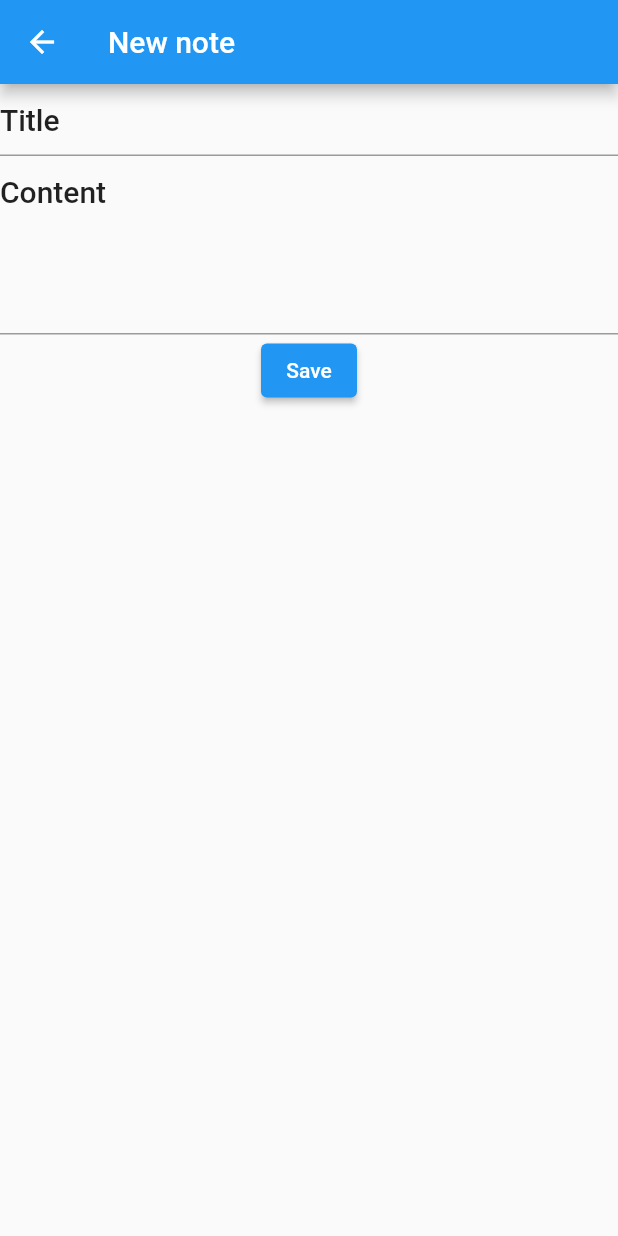
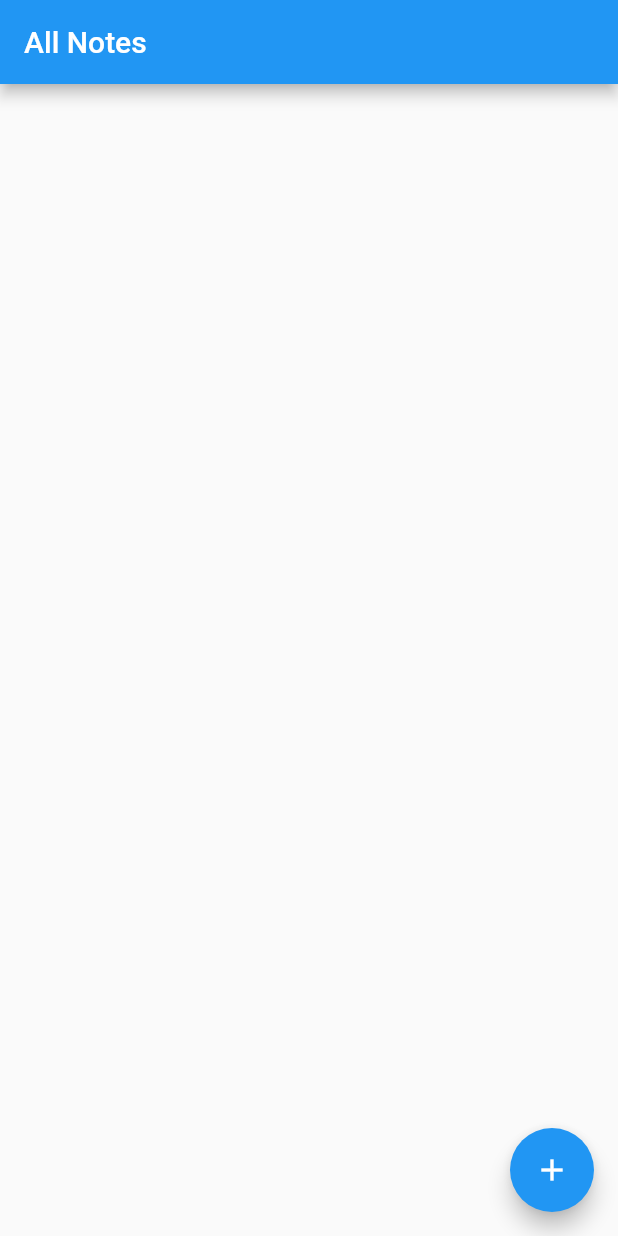
Before and after one commit to OmidNejadabbasi/flutter-notes-app-bloc, a Flutter app: the screen it shows after launch, on a phone screen of 412 x 824 dp. Run offline on Flutter 3.47's test engine with Material 2 defaults, Android fonts, the light colour scheme and no system bars; our stand-ins replace floor, sqflite; accounts and stored records are empty; generated files the repository leaves out were written again.

Commit message:
Show the list of notes on a new page

```diff
--- a/lib/bloc/create_note_bloc.dart
+++ b/lib/bloc/create_note_bloc.dart
@@ -2,7 +2,7 @@
 
 import 'dart:async';
 
-import 'package:tak_note/bloc/events/create_note.dart';
+import 'package:tak_note/bloc/events/note_event.dart';
 import 'package:tak_note/bloc/form_status.dart';
 import 'package:tak_note/models/note.dart';
 import 'package:tak_note/service/note_service.dart';
--- a/lib/bloc/events/create_note.dart
+++ b/lib/bloc/events/note_event.dart
@@ -18,3 +18,9 @@ class NoteContentChanged extends NoteEvent{
 
 class CreateNote extends NoteEvent {
 }
+
+class DeleteNote extends NoteEvent {
+  int noteId;
+
+  DeleteNote({required this.noteId});
+}
--- /dev/null
+++ b/lib/bloc/notes_list_bloc.dart
@@ -0,0 +1,42 @@
+import 'dart:async';
+
+import 'package:tak_note/bloc/events/note_event.dart';
+import 'package:tak_note/bloc/form_status.dart';
+import 'package:tak_note/models/note.dart';
+import 'package:tak_note/service/note_service.dart';
+
+class NotesListBloc {
+  NoteService noteService;
+
+  NotesListBloc({required this.noteService}) {
+    noteService.getAllNotesAsStream().listen((event) {
+      notesListStreamController.sink.add(event);
+    });
+
+    _noteEvent.stream.listen((event) {
+      if (event is DeleteNote) {
+        _handleDeleteEvent(event);
+      }
+    });
+  }
+
+  Future<void> _handleDeleteEvent(DeleteNote event) async {
+
+    noteService.deleteNote(event.noteId);
+    notesListStreamController.add(await noteService.getAllNotes());
+
+  }
+
+  final StreamController<List<Note>> notesListStreamController = StreamController();
+  Stream<List<Note>> get notesListStream => notesListStreamController.stream;
+
+  final StreamController<NoteEvent> _noteEvent = StreamController();
+
+  Sink<NoteEvent> get noteEventSink => _noteEvent.sink;
+
+  final StreamController<FormSubmissionStatus> _status = StreamController();
+
+  Stream<FormSubmissionStatus> get statusStream => _status.stream;
+
+
+}
--- a/lib/main.dart
+++ b/lib/main.dart
@@ -2,15 +2,20 @@ import 'package:flutter/material.dart';
 import 'package:tak_note/bloc/create_note_bloc.dart';
 import 'package:tak_note/db/database.dart';
 import 'package:tak_note/page/create_note_page.dart';
+import 'package:tak_note/page/notes_list_page.dart';
 import 'package:tak_note/routes.dart';
 import 'package:tak_note/service/note_service.dart';
+
+import 'bloc/notes_list_bloc.dart';
 
 Future<void> main() async {
   WidgetsFlutterBinding.ensureInitialized();
 
   final db = await $FloorAppDatabase.databaseBuilder('notedb.db').build();
   final noteService = NoteService(db);
-  final blocProvider = BlocProvider(createNoteBloc: CreateNoteBloc(noteService));
+  final blocProvider =
+      BlocProvider(createNoteBloc: CreateNoteBloc(noteService),
+      notesListBloc: NotesListBloc(noteService: noteService));
 
   runApp(AppContainer(blocProvider: blocProvider, child: TakeNoteApp()));
 }
@@ -21,13 +26,11 @@ class TakeNoteApp extends StatelessWidget {
   @override
   Widget build(BuildContext context) {
     return const MaterialApp(
-      home: CreateNotePage(),
-      initialRoute: '/create_note',
+      initialRoute: '/all_notes',
       onGenerateRoute: AppRouter.onGenerateRoute,
     );
   }
 }
-
 
 class AppContainer extends StatefulWidget {
   final Widget child;
@@ -74,6 +77,7 @@ class _InheritedAppState extends InheritedWidget {
 
 class BlocProvider {
   final CreateNoteBloc createNoteBloc;
+  final NotesListBloc notesListBloc;
 
-  BlocProvider({required this.createNoteBloc});
+  BlocProvider({required this.notesListBloc, required this.createNoteBloc});
 }
--- a/lib/page/create_note_page.dart
+++ b/lib/page/create_note_page.dart
@@ -1,6 +1,6 @@
 import 'package:flutter/cupertino.dart';
 import 'package:flutter/material.dart';
-import 'package:tak_note/bloc/events/create_note.dart';
+import 'package:tak_note/bloc/events/note_event.dart';
 import 'package:tak_note/main.dart';
 
 class CreateNotePage extends StatelessWidget {
--- /dev/null
+++ b/lib/page/notes_list_page.dart
@@ -0,0 +1,64 @@
+import 'package:flutter/material.dart';
+import 'package:tak_note/bloc/events/note_event.dart';
+import 'package:tak_note/bloc/notes_list_bloc.dart';
+import 'package:tak_note/main.dart';
+import 'package:tak_note/models/note.dart';
+
+class NotesListPage extends StatelessWidget {
+  NotesListPage({Key? key}) : super(key: key);
+
+  NotesListBloc? notesListBloc = null;
+  @override
+  Widget build(BuildContext context) {
+    notesListBloc = AppContainer.blocProviderOf(context).notesListBloc;
+    return Scaffold(
+      appBar: AppBar(
+        title: Text('All Notes'),
+      ),
+      body: Column(
+        children: [
+          Expanded(
+            child: StreamBuilder<List<Note>>(
+              stream: notesListBloc?.notesListStream,
+              initialData: const [],
+              builder: (context, snapshot) {
+                return ListView.builder(
+                  itemCount: snapshot.data?.length,
+                  itemBuilder: (BuildContext context, int index) {
+                    return buildNoteListItem(snapshot.data![index]);
+                  },
+                );
+              },
+            ),
+          ),
+        ],
+      ),
+      floatingActionButton: FloatingActionButton(
+        onPressed: () {
+          Navigator.of(context).pushNamed('/create_note');
+        },
+        child: const Icon(
+          Icons.add,
+        ),
+      ),
+    );
+  }
+
+  Card buildNoteListItem(Note note) {
+    return Card(
+      elevation: 6,
+      child: Column(
+        children: [Text(note.title),
+        Text(note.content),
+        IconButton(
+          onPressed: () {
+            notesListBloc?.noteEventSink.add(DeleteNote(noteId: note.id ?? -1));
+            print("delete noteId ${note.id}");
+          },
+          icon: const Icon(Icons.delete),
+        ),
+      ]
+      ),
+    );
+  }
+}
--- a/lib/routes.dart
+++ b/lib/routes.dart
@@ -1,8 +1,8 @@
 
 
 import 'package:flutter/material.dart';
-import 'package:tak_note/bloc/events/create_note.dart';
 import 'package:tak_note/page/create_note_page.dart';
+import 'package:tak_note/page/notes_list_page.dart';
 
 
 class AppRouter {
@@ -10,6 +10,9 @@ class AppRouter {
     switch(settings.name) {
       case "/create_note":
         return MaterialPageRoute(builder: (context) => const CreateNotePage(),);
+
+      case "/all_notes":
+        return MaterialPageRoute(builder: (context) => NotesListPage());
     }
   }
 }
```
Also changed, not shown: lib/db/dao/note_dao.dart (+6 -1 lines), lib/service/note_service.dart (+13 -0 lines), lib/db/database.g.dart.
